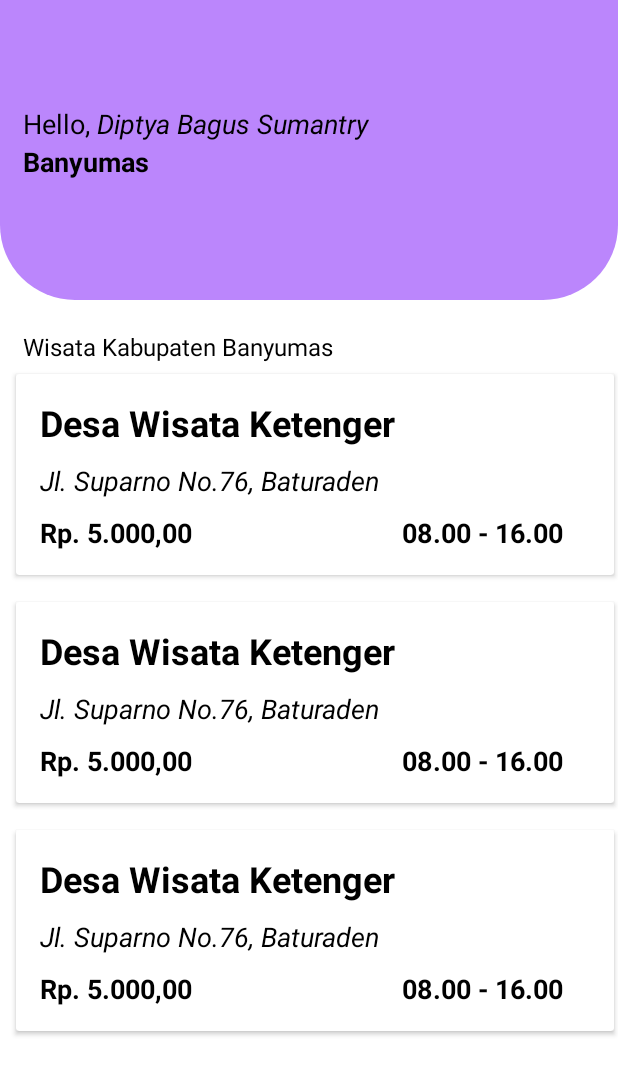
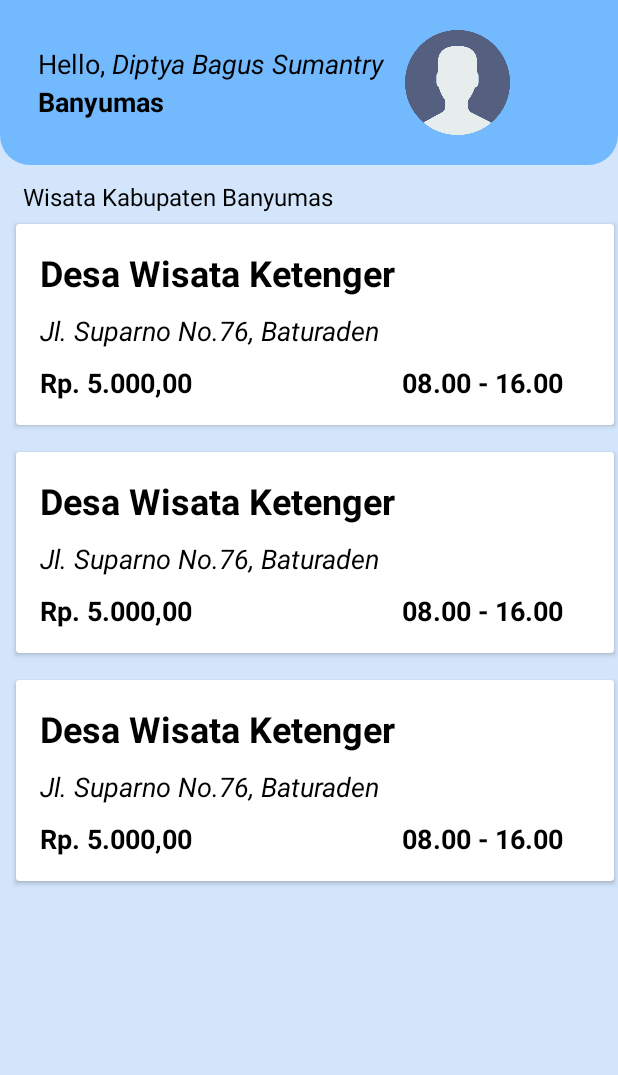
Before and after one commit to soemantry/sprint-2, an Android app: the layout activity_home.xml on its own in the app's theme, with its tools: preview values and no code run, on a phone screen of 412 x 824 dp. Shown: the top 1075 px of the screen. Run offline under Robolectric (Android 15) with nearby library versions, the phone set to English and light mode, and no system bars.

Commit message:
push second

```diff
--- a/app/src/main/AndroidManifest.xml
+++ b/app/src/main/AndroidManifest.xml
@@ -9,7 +9,7 @@
         android:icon="@mipmap/ic_launcher"
         android:label="@string/app_name"
         android:supportsRtl="true"
-        android:theme="@style/Theme.PertemuanKetujuh"
+        android:theme="@style/Theme.DolanYuhApp"
         tools:targetApi="31">
         <activity
             android:name=".Home"
--- a/app/src/main/java/com/example/pertemuanketujuh/MainActivity.kt
+++ b/app/src/main/java/com/example/pertemuanketujuh/MainActivity.kt
@@ -29,7 +29,7 @@ class MainActivity : AppCompatActivity() {
                 val user = dbHelper.getUser(email, password)
 
                 if (user != null) {
-                    val intent = Intent(this, DetailActivity::class.java)
+                    val intent = Intent(this, Home::class.java)
 
                     with(sharedPrefs.edit()) {
                         putInt("user_id", user.id)
--- a/app/src/main/res/drawable/rounded.xml
+++ b/app/src/main/res/drawable/rounded.xml
@@ -1,7 +1,7 @@
 <shape xmlns:android="http://schemas.android.com/apk/res/android">
-    <solid android:color="@color/purple_200" /> <!-- Ganti dengan warna latar belakang yang diinginkan -->
+    <solid android:color="#72b9fd" /> <!-- Ganti dengan warna latar belakang yang diinginkan -->
     <corners
-        android:bottomLeftRadius="50dp"
-        android:bottomRightRadius="50dp"
+        android:bottomLeftRadius="20dp"
+        android:bottomRightRadius="20dp"
         />
 </shape>
--- a/app/src/main/res/layout/activity_home.xml
+++ b/app/src/main/res/layout/activity_home.xml
@@ -6,6 +6,7 @@
     xmlns:tools="http://schemas.android.com/tools"
     android:layout_width="match_parent"
     android:layout_height="match_parent"
+    android:background="#d3e5fb"
     tools:context=".MainActivity">
 
     <FrameLayout
@@ -17,16 +18,19 @@
         <View
             android:id="@+id/header"
             android:layout_width="wrap_content"
-            android:layout_height="200dp"
+            android:layout_height="110dp"
             android:background="@drawable/rounded"
-            tools:ignore="MissingConstraints" />
+            tools:ignore="MissingConstraints">
+
+
+        </View>
 
         <LinearLayout
             android:id="@+id/linearLayout"
             android:layout_width="wrap_content"
             android:layout_height="wrap_content"
-            android:layout_marginStart="15dp"
-            android:layout_marginTop="70dp"
+            android:layout_marginStart="25dp"
+            android:layout_marginTop="30dp"
             android:orientation="horizontal">
 
             <TextView
@@ -52,8 +56,8 @@
             android:id="@+id/txtDaerah"
             android:layout_width="wrap_content"
             android:layout_height="wrap_content"
-            android:layout_marginStart="15dp"
-            android:layout_marginTop="95dp"
+            android:layout_marginStart="25dp"
+            android:layout_marginTop="55dp"
             android:text="Banyumas"
             android:textColor="@color/black"
             android:textSize="18sp"
@@ -64,17 +68,26 @@
             android:layout_width="wrap_content"
             android:layout_height="wrap_content"
             android:layout_marginStart="15dp"
-            android:layout_marginTop="220dp"
+            android:layout_marginTop="120dp"
             android:text="Wisata Kabupaten Banyumas"
             android:textColor="@color/black"
             android:textSize="16sp"
             android:textStyle="normal" />
 
+        <ImageView
+            android:id="@+id/imageProfile"
+            android:layout_width="70dp"
+            android:layout_height="70dp"
+            android:layout_marginStart="270dp"
+            android:layout_marginEnd="80dp"
+            android:layout_marginTop="20dp"
+            android:src="@drawable/profil" />
+
     </FrameLayout>
 
 
     <androidx.recyclerview.widget.RecyclerView
-        android:layout_marginTop="245dp"
+        android:layout_marginTop="145dp"
         android:id="@+id/rvUser"
         android:layout_width="match_parent"
         android:layout_height="match_parent"
--- a/app/src/main/res/layout/list_wisata.xml
+++ b/app/src/main/res/layout/list_wisata.xml
@@ -12,7 +12,6 @@
 
     <RelativeLayout
         android:id="@+id/layout"
-
         android:layout_width="wrap_content"
         android:layout_height="match_parent"
         android:padding="16dp">
--- a/app/src/main/res/values/strings.xml
+++ b/app/src/main/res/values/strings.xml
@@ -1,3 +1,3 @@
 <resources>
-    <string name="app_name">pertemuanKetujuh</string>
+    <string name="app_name">Dolan Yuh App</string>
 </resources>
--- a/app/src/main/res/values/themes.xml
+++ b/app/src/main/res/values/themes.xml
@@ -1,6 +1,6 @@
 <resources xmlns:tools="http://schemas.android.com/tools">
     <!-- Base application theme. -->
-    <style name="Theme.PertemuanKetujuh" parent="Theme.MaterialComponents.DayNight.DarkActionBar">
+    <style name="Theme.DolanYuhApp" parent="Theme.MaterialComponents.DayNight.DarkActionBar">
         <!-- Primary brand color. -->
         <item name="colorPrimary">@color/purple_500</item>
         <item name="colorPrimaryVariant">@color/purple_700</item>
```
Also changed, not shown: app/src/main/res/drawable/profil.png (added).
